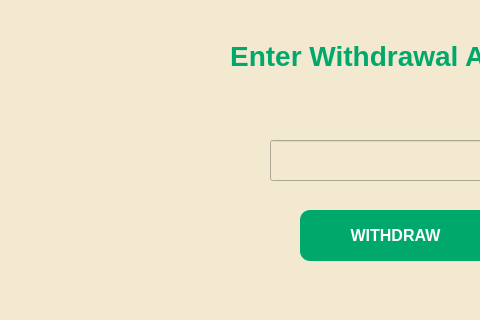
siddhi-bughani/ATM, file withdraw.ui: the form before one commit; both pictures show x 130 to 610 and y 190 to 510 of the 1039 by 685 pixel window.
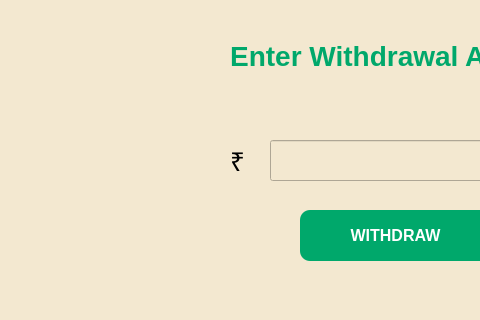
The form after the commit.

```diff
--- a/withdraw.ui
+++ b/withdraw.ui
@@ -138,6 +138,26 @@
 }</string>
    </property>
   </widget>
+  <widget class="QLabel" name="label_5">
+   <property name="geometry">
+    <rect>
+     <x>360</x>
+     <y>330</y>
+     <width>21</width>
+     <height>41</height>
+    </rect>
+   </property>
+   <property name="styleSheet">
+    <string notr="true">QLabel{
+color:black;
+font-size:26px;
+}
+</string>
+   </property>
+   <property name="text">
+    <string>₹</string>
+   </property>
+  </widget>
  </widget>
  <resources/>
  <connections/>
```
